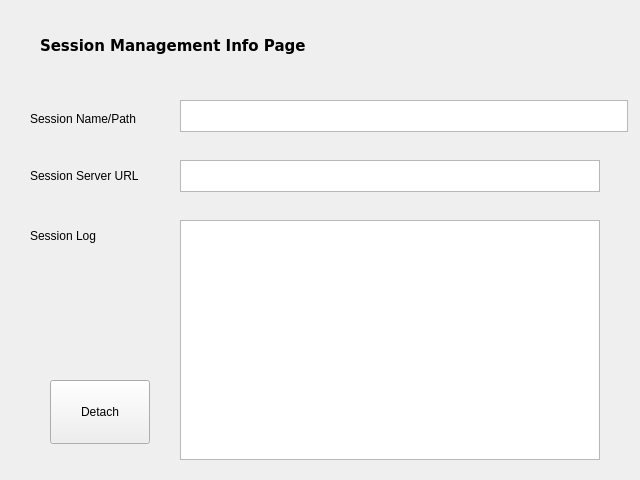
Qt form seq_qt5/forms/qsessionframe.ui (ahlstromcj/seq66) before a commit.
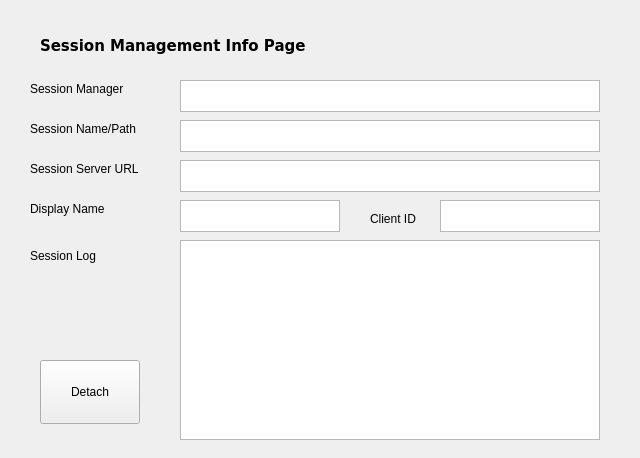
The same form after that commit.

Patch:
```diff
--- a/seq_qt5/forms/qsessionframe.ui
+++ b/seq_qt5/forms/qsessionframe.ui
@@ -7,7 +7,7 @@
     <x>0</x>
     <y>0</y>
     <width>640</width>
-    <height>480</height>
+    <height>458</height>
    </rect>
   </property>
   <property name="windowTitle">
@@ -44,9 +44,9 @@
    <property name="geometry">
     <rect>
      <x>30</x>
-     <y>110</y>
+     <y>120</y>
      <width>132</width>
-     <height>17</height>
+     <height>18</height>
     </rect>
    </property>
    <property name="minimumSize">
@@ -63,8 +63,8 @@
    <property name="geometry">
     <rect>
      <x>180</x>
-     <y>100</y>
-     <width>448</width>
+     <y>120</y>
+     <width>420</width>
      <height>32</height>
     </rect>
    </property>
@@ -76,7 +76,7 @@
    </property>
    <property name="maximumSize">
     <size>
-     <width>16777215</width>
+     <width>420</width>
      <height>32</height>
     </size>
    </property>
@@ -87,13 +87,13 @@
      <x>30</x>
      <y>160</y>
      <width>132</width>
-     <height>32</height>
+     <height>18</height>
     </rect>
    </property>
    <property name="minimumSize">
     <size>
      <width>132</width>
-     <height>32</height>
+     <height>18</height>
     </size>
    </property>
    <property name="text">
@@ -126,7 +126,7 @@
    <property name="geometry">
     <rect>
      <x>30</x>
-     <y>220</y>
+     <y>240</y>
      <width>132</width>
      <height>32</height>
     </rect>
@@ -145,23 +145,29 @@
    <property name="geometry">
     <rect>
      <x>180</x>
-     <y>220</y>
+     <y>240</y>
      <width>420</width>
-     <height>240</height>
+     <height>200</height>
     </rect>
    </property>
    <property name="minimumSize">
     <size>
      <width>420</width>
-     <height>240</height>
+     <height>200</height>
+    </size>
+   </property>
+   <property name="maximumSize">
+    <size>
+     <width>420</width>
+     <height>200</height>
     </size>
    </property>
   </widget>
   <widget class="QPushButton" name="detachPushbotton">
    <property name="geometry">
     <rect>
-     <x>50</x>
-     <y>380</y>
+     <x>40</x>
+     <y>360</y>
      <width>100</width>
      <height>64</height>
     </rect>
@@ -176,6 +182,87 @@
     <string>Detach</string>
    </property>
   </widget>
+  <widget class="QTextEdit" name="sessionManagerNameText">
+   <property name="geometry">
+    <rect>
+     <x>180</x>
+     <y>80</y>
+     <width>420</width>
+     <height>32</height>
+    </rect>
+   </property>
+   <property name="minimumSize">
+    <size>
+     <width>420</width>
+     <height>32</height>
+    </size>
+   </property>
+   <property name="maximumSize">
+    <size>
+     <width>420</width>
+     <height>32</height>
+    </size>
+   </property>
+  </widget>
+  <widget class="QLabel" name="sessionManagerNameLabel">
+   <property name="geometry">
+    <rect>
+     <x>30</x>
+     <y>80</y>
+     <width>132</width>
+     <height>18</height>
+    </rect>
+   </property>
+   <property name="text">
+    <string>Session Manager</string>
+   </property>
+  </widget>
+  <widget class="QLabel" name="displayNameLabel">
+   <property name="geometry">
+    <rect>
+     <x>30</x>
+     <y>200</y>
+     <width>132</width>
+     <height>18</height>
+    </rect>
+   </property>
+   <property name="text">
+    <string>Display Name</string>
+   </property>
+  </widget>
+  <widget class="QLabel" name="clientIdLabel">
+   <property name="geometry">
+    <rect>
+     <x>370</x>
+     <y>210</y>
+     <width>100</width>
+     <height>18</height>
+    </rect>
+   </property>
+   <property name="text">
+    <string>Client ID</string>
+   </property>
+  </widget>
+  <widget class="QTextEdit" name="displayNameText">
+   <property name="geometry">
+    <rect>
+     <x>180</x>
+     <y>200</y>
+     <width>160</width>
+     <height>32</height>
+    </rect>
+   </property>
+  </widget>
+  <widget class="QTextEdit" name="clientIdText">
+   <property name="geometry">
+    <rect>
+     <x>440</x>
+     <y>200</y>
+     <width>160</width>
+     <height>32</height>
+    </rect>
+   </property>
+  </widget>
  </widget>
  <resources/>
  <connections/>
```
